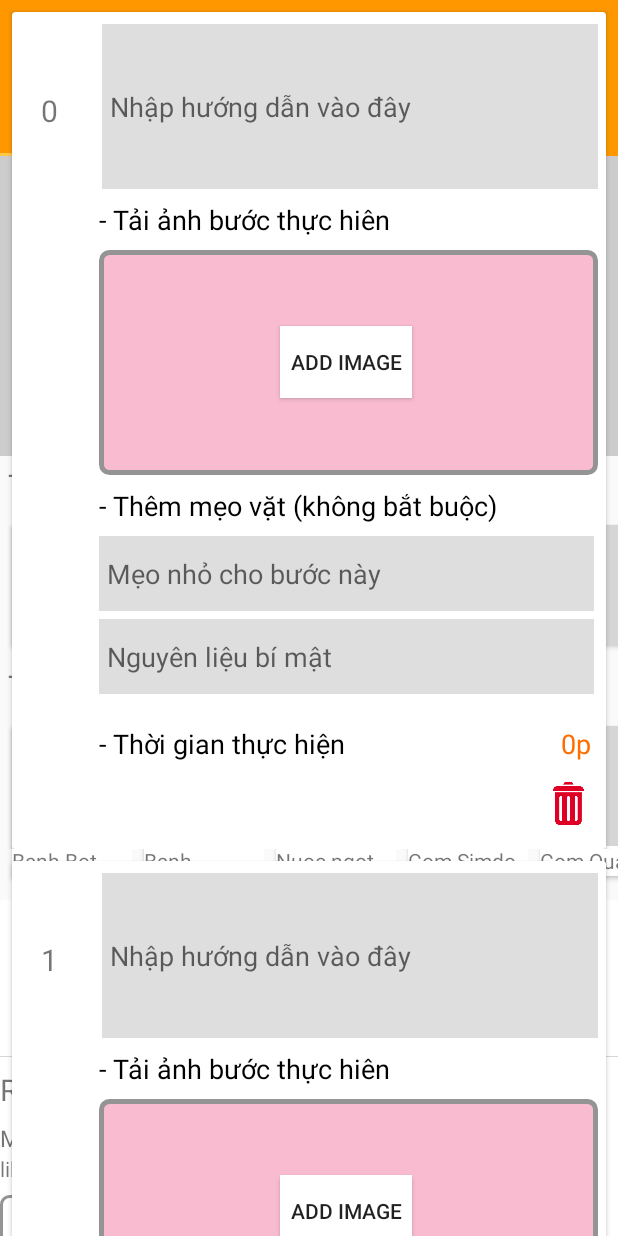
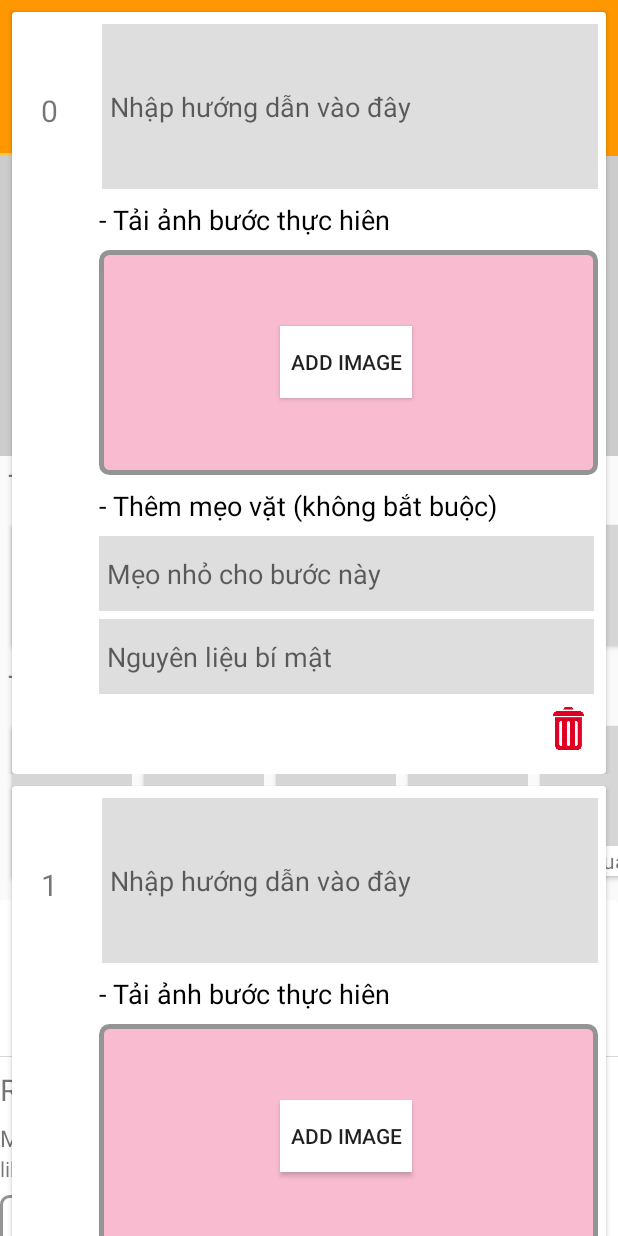
Before and after one commit to nhok1053/Capstone-Project, an Android app: the fragment PostRecipeStepFragment placed in its activity, after a tap on "THÊM NGUYÊN LIỆU", on a phone screen of 412 x 824 dp. Run offline under Robolectric (Android 15) with nearby library versions, the light colour scheme and no system bars; our stand-ins replace ButterKnife, Picasso; libraries missing offline, so code that uses them is left out: com.marlonmafra.android; pictures from the network do not load; 3 statements that could not run were skipped.

Commit message:
no message

```diff
--- a/CookandShare/app/src/main/AndroidManifest.xml
+++ b/CookandShare/app/src/main/AndroidManifest.xml
@@ -1,7 +1,7 @@
 <?xml version="1.0" encoding="utf-8"?>
 <manifest xmlns:android="http://schemas.android.com/apk/res/android"
     package="com.example.huynhha.cookandshare">
-
+    <uses-permission android:name="android.permission.READ_EXTERNAL_STORAGE"/>
     <application
         android:allowBackup="true"
         android:icon="@mipmap/ic_launcher"
--- a/CookandShare/app/src/main/java/com/example/huynhha/cookandshare/adapter/PostStepAdapter.java
+++ b/CookandShare/app/src/main/java/com/example/huynhha/cookandshare/adapter/PostStepAdapter.java
@@ -1,7 +1,13 @@
 package com.example.huynhha.cookandshare.adapter;
 
+import android.app.Activity;
+import android.content.Context;
+import android.content.Intent;
+import android.provider.MediaStore;
 import android.support.annotation.NonNull;
 import android.support.v7.widget.RecyclerView;
+import android.text.Editable;
+import android.text.TextWatcher;
 import android.view.LayoutInflater;
 import android.view.View;
 import android.view.ViewGroup;
@@ -19,11 +25,15 @@ import java.util.List;
 
 public class PostStepAdapter extends RecyclerView.Adapter<PostStepAdapter.PostStepViewHolder> {
     private List<PostStep> postSteps;
+    private Context context;
+    private static final int RESULT_LOAD_IMAGE = 1;
 
 
-    public PostStepAdapter(List<PostStep> postSteps) {
+    public PostStepAdapter(Context context, List<PostStep> postSteps) {
+        this.context = context;
         this.postSteps = postSteps;
     }
+
     @Override
     public void onAttachedToRecyclerView(@NonNull RecyclerView recyclerView) {
         super.onAttachedToRecyclerView(recyclerView);
@@ -38,8 +48,11 @@ public class PostStepAdapter extends RecyclerView.Adapter<PostStepAdapter.PostSt
 
     @Override
     public void onBindViewHolder(@NonNull PostStepAdapter.PostStepViewHolder holder, int position) {
-            PostStep postStep = postSteps.get(position);
-            holder.txt_step.setText(""+position);
+        PostStep postStep = postSteps.get(position);
+        holder.txt_step.setText("" + position);
+        holder.edt_description.setText(postStep.getDescription().toString());
+        System.out.println("Holder" + holder.edt_description.getText().toString());
+
     }
 
     @Override
@@ -57,6 +70,7 @@ public class PostStepAdapter extends RecyclerView.Adapter<PostStepAdapter.PostSt
         private ImageView img_delete_image;
         private ImageView img_delete_step;
         private RelativeLayout duration_step;
+
         public PostStepViewHolder(View itemView) {
             super(itemView);
             edt_description = itemView.findViewById(R.id.edt_step_description);
@@ -74,7 +88,68 @@ public class PostStepAdapter extends RecyclerView.Adapter<PostStepAdapter.PostSt
                     notifyItemRemoved(getAdapterPosition());
                 }
             });
+            edt_description.addTextChangedListener(new TextWatcher() {
+                @Override
+                public void beforeTextChanged(CharSequence s, int start, int count, int after) {
+
+                }
+
+                @Override
+                public void onTextChanged(CharSequence s, int start, int before, int count) {
+                    System.out.println("Text change");
+                    postSteps.get(getAdapterPosition()).setDescription(edt_description.getText().toString());
+                }
+
+                @Override
+                public void afterTextChanged(Editable s) {
+
+                }
+            });
+            edt_tips.addTextChangedListener(new TextWatcher() {
+                @Override
+                public void beforeTextChanged(CharSequence s, int start, int count, int after) {
+
+                }
+
+                @Override
+                public void onTextChanged(CharSequence s, int start, int before, int count) {
+                    postSteps.get(getAdapterPosition()).setDescription(edt_tips.getText().toString());
+                }
+
+                @Override
+                public void afterTextChanged(Editable s) {
+
+                }
+            });
+            edt_secret_materials.addTextChangedListener(new TextWatcher() {
+                @Override
+                public void beforeTextChanged(CharSequence s, int start, int count, int after) {
+
+                }
+
+                @Override
+                public void onTextChanged(CharSequence s, int start, int before, int count) {
+                    postSteps.get(getAdapterPosition()).setSecret_material(edt_secret_materials.getText().toString());
+                }
+
+                @Override
+                public void afterTextChanged(Editable s) {
+
+                }
+            });
+            btn_add_image.setOnClickListener(new View.OnClickListener() {
+                @Override
+                public void onClick(View v) {
+                    openGallery();
+                }
+            });
         }
     }
 
+    public void openGallery() {
+        Intent photoPickerIntent = new Intent(Intent.ACTION_PICK);
+        photoPickerIntent.setType("image/*");
+        ((Activity) context).startActivityForResult(photoPickerIntent, RESULT_LOAD_IMAGE);
+    }
+
 }
--- a/CookandShare/app/src/main/java/com/example/huynhha/cookandshare/fragment/PostRecipeStepFragment.java
+++ b/CookandShare/app/src/main/java/com/example/huynhha/cookandshare/fragment/PostRecipeStepFragment.java
@@ -1,10 +1,12 @@
 package com.example.huynhha.cookandshare.fragment;
 
 
+import android.content.Intent;
 import android.os.Bundle;
 import android.support.v4.app.Fragment;
 import android.support.v7.widget.LinearLayoutManager;
 import android.support.v7.widget.RecyclerView;
+import android.util.Log;
 import android.view.LayoutInflater;
 import android.view.View;
 import android.view.ViewGroup;
@@ -40,7 +42,7 @@ public class PostRecipeStepFragment extends Fragment {
         View view = inflater.inflate(R.layout.fragment_post_recipe_step, container, false);
         rc_postStep = view.findViewById(R.id.rc_post_step);
         btn_add_step = view.findViewById(R.id.btn_add_step);
-        postSteps.add(new PostStep());
+        postSteps.add(new PostStep("","","","","",""));
         importPostStep();
         addStep();
         return view;
@@ -50,16 +52,23 @@ public class PostRecipeStepFragment extends Fragment {
         LinearLayoutManager lln = new LinearLayoutManager(this.getActivity());
         rc_postStep.setNestedScrollingEnabled(false);
         rc_postStep.setLayoutManager(lln);
-        PostStepAdapter postStepAdapter = new PostStepAdapter(postSteps);
+        PostStepAdapter postStepAdapter = new PostStepAdapter(getActivity(),postSteps);
         rc_postStep.setAdapter(postStepAdapter);
     }
     public void addStep(){
         btn_add_step.setOnClickListener(new View.OnClickListener() {
             @Override
             public void onClick(View v) {
-                postSteps.add(new PostStep());
+                postSteps.add(new PostStep("","","","","",""));
                 importPostStep();
             }
         });
     }
+
+    @Override
+    public void onActivityResult(int requestCode, int resultCode, Intent data) {
+//        super.onActivityResult(requestCode, resultCode, data);
+        Log.d("Test 1", "onActivityResult: "+requestCode+"   "+resultCode+ "");
+
+    }
 }
--- a/CookandShare/app/src/main/res/layout/card_view_post_step.xml
+++ b/CookandShare/app/src/main/res/layout/card_view_post_step.xml
@@ -123,39 +123,13 @@
                         android:layout_width="match_parent"
                         android:layout_height="50dp" />
                 </RelativeLayout>
-                <RelativeLayout
-                    android:id="@+id/rl_time_step"
-                    android:layout_width="match_parent"
-                    android:layout_height="50dp"
-                    android:layout_below="@id/rl_tip">
 
-                    <TextView
-                        android:layout_width="wrap_content"
-                        android:layout_height="wrap_content"
-                        android:layout_centerVertical="true"
-                        android:paddingLeft="8dp"
-                        android:text="- Thời gian thực hiện "
-                        android:textAlignment="textStart"
-                        android:textColor="#000000"
-                        android:textSize="18dp" />
-
-                    <TextView
-                        android:id="@+id/tv_step_duration"
-                        android:layout_width="wrap_content"
-                        android:layout_height="wrap_content"
-                        android:layout_alignParentEnd="true"
-                        android:layout_centerVertical="true"
-                        android:layout_marginRight="10dp"
-                        android:text="0p"
-                        android:textColor="#FF6D00"
-                        android:textSize="18dp" />
-                </RelativeLayout>
                 <ImageView
                     android:id="@+id/img_delete_step"
                     android:layout_marginRight="10dp"
                     android:layout_marginBottom="15dp"
                     android:layout_alignParentRight="true"
-                    android:layout_below="@id/rl_time_step"
+                    android:layout_below="@id/rl_tip"
                     android:src="@drawable/recyclebin"
                     android:layout_width="30dp"
                     android:layout_height="30dp"
```
Also changed, not shown: CookandShare/app/src/main/java/com/example/huynhha/cookandshare/PostRecipe.java (+22 -2 lines).
